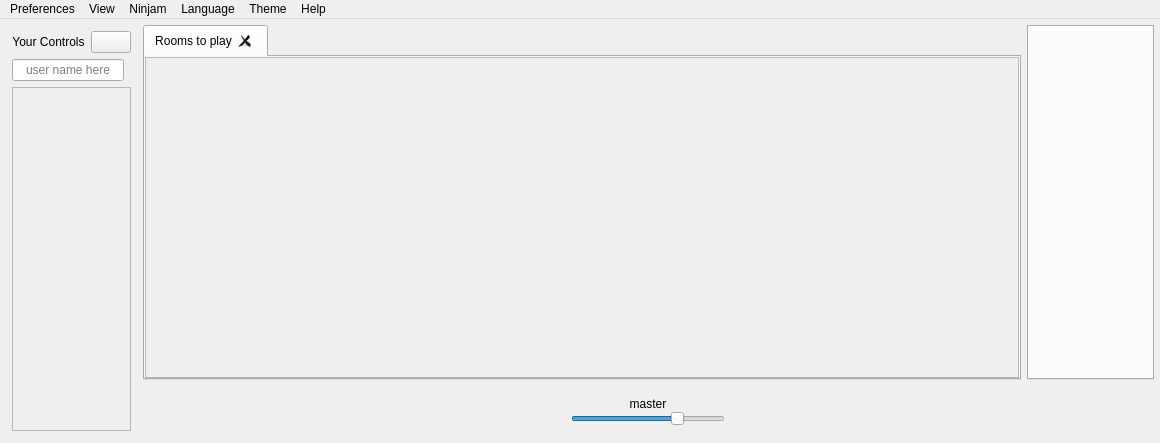
Before: the Qt Designer form src/Common/gui/MainWindow.ui in elieserdejesus/JamTaba, drawn with Qt 5.
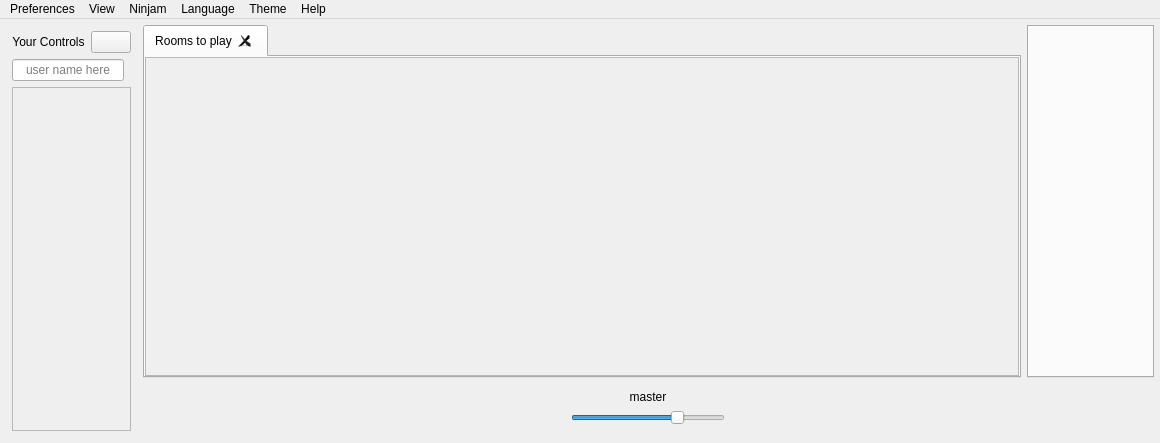
After: the same form once the commit is applied. Icons and pictures are not drawn. Custom widgets are drawn as their Qt base class.

Commit message:
:gem: Adding collapse buttons to chat, bottom area and local channels (close #142)
- Putting collapse buttons in right corder of tab widget
- Collapsing local tracks
- Collapsing bottom area
- Collapsing chat

- Dropping the CustomTabWidget class and showing the performance monitor in the right corner of QTabWidget

- Spliting MetronomePanel from NinjamPanel to have more flexibility in layout

The edit to the form file:
```diff
--- a/src/Common/gui/MainWindow.ui
+++ b/src/Common/gui/MainWindow.ui
@@ -34,7 +34,7 @@
      <number>6</number>
     </property>
     <item row="0" column="1">
-     <widget class="CustomTabWidget" name="contentTabWidget">
+     <widget class="QTabWidget" name="contentTabWidget">
       <property name="sizePolicy">
        <sizepolicy hsizetype="Expanding" vsizetype="Expanding">
         <horstretch>1</horstretch>
@@ -102,7 +102,7 @@
              <x>0</x>
              <y>0</y>
              <width>843</width>
-             <height>308</height>
+             <height>302</height>
             </rect>
            </property>
           </widget>
@@ -133,38 +133,29 @@
     </item>
     <item row="1" column="1" colspan="2">
      <widget class="QWidget" name="bottomPanel" native="true">
-      <property name="sizePolicy">
-       <sizepolicy hsizetype="Preferred" vsizetype="Maximum">
-        <horstretch>0</horstretch>
-        <verstretch>0</verstretch>
-       </sizepolicy>
-      </property>
-      <property name="styleSheet">
-       <string notr="true"/>
-      </property>
-      <layout class="QGridLayout" name="gridLayout_2" columnstretch="1">
+      <layout class="QHBoxLayout" name="bottomPanelLayout">
+       <property name="spacing">
+        <number>24</number>
+       </property>
        <property name="sizeConstraint">
         <enum>QLayout::SetDefaultConstraint</enum>
        </property>
        <property name="leftMargin">
-        <number>3</number>
+        <number>6</number>
        </property>
        <property name="topMargin">
-        <number>0</number>
+        <number>6</number>
        </property>
        <property name="rightMargin">
-        <number>3</number>
+        <number>6</number>
        </property>
        <property name="bottomMargin">
-        <number>0</number>
+        <number>6</number>
        </property>
-       <property name="verticalSpacing">
-        <number>0</number>
-       </property>
-       <item row="0" column="0" alignment="Qt::AlignHCenter">
+       <item>
         <widget class="QFrame" name="masterControlsPanel">
          <property name="sizePolicy">
-          <sizepolicy hsizetype="Preferred" vsizetype="Maximum">
+          <sizepolicy hsizetype="Fixed" vsizetype="Maximum">
            <horstretch>0</horstretch>
            <verstretch>0</verstretch>
           </sizepolicy>
@@ -183,7 +174,7 @@
          </property>
          <layout class="QVBoxLayout" name="masterControlsLayout" stretch="0,0,0">
           <property name="spacing">
-           <number>0</number>
+           <number>6</number>
           </property>
           <property name="sizeConstraint">
            <enum>QLayout::SetDefaultConstraint</enum>
@@ -191,9 +182,15 @@
           <property name="leftMargin">
            <number>0</number>
           </property>
+          <property name="topMargin">
+           <number>0</number>
+          </property>
           <property name="rightMargin">
            <number>0</number>
           </property>
+          <property name="bottomMargin">
+           <number>0</number>
+          </property>
           <item alignment="Qt::AlignVCenter">
            <widget class="QLabel" name="masterTitleLabel">
             <property name="text">
@@ -251,7 +248,26 @@
            </layout>
           </item>
           <item>
-           <widget class="AudioMeter" name="masterMeter" native="true"/>
+           <widget class="AudioMeter" name="masterMeter" native="true">
+            <property name="sizePolicy">
+             <sizepolicy hsizetype="Fixed" vsizetype="Preferred">
+              <horstretch>0</horstretch>
+              <verstretch>0</verstretch>
+             </sizepolicy>
+            </property>
+            <property name="minimumSize">
+             <size>
+              <width>180</width>
+              <height>0</height>
+             </size>
+            </property>
+            <property name="maximumSize">
+             <size>
+              <width>180</width>
+              <height>16777215</height>
+             </size>
+            </property>
+           </widget>
           </item>
          </layout>
         </widget>
@@ -685,12 +701,6 @@
    <extends>QSlider</extends>
    <header>Slider.h</header>
   </customwidget>
-  <customwidget>
-   <class>CustomTabWidget</class>
-   <extends>QTabWidget</extends>
-   <header>CustomTabWidget.h</header>
-   <container>1</container>
-  </customwidget>
   <customwidget>
    <class>UserNameLineEdit</class>
    <extends>QLineEdit</extends>
```
The commit also changes 33 other files.
